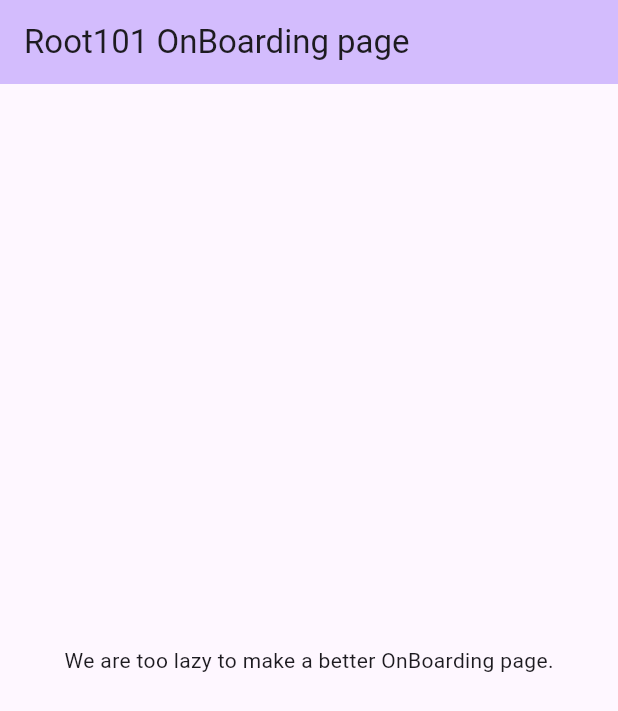
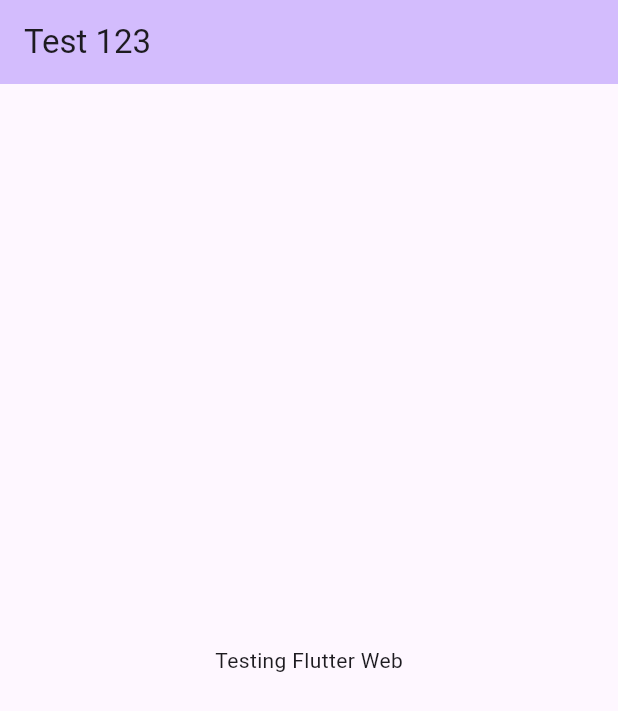
Before and after one commit to JesusHdez960717/flutter-web-test, a Flutter app: the screen it shows after launch, on a phone screen of 412 x 824 dp. Shown: the top 711 px of the screen. Run offline on Flutter 3.47's test engine with Material 3 defaults, Android fonts, the phone set to English and light mode, and no system bars.

Commit message:
Update project

```diff
--- a/lib/main.dart
+++ b/lib/main.dart
@@ -34,14 +34,14 @@
     return Scaffold(
       appBar: AppBar(
         backgroundColor: Theme.of(context).colorScheme.inversePrimary,
-        title: const Text('Root101 OnBoarding page'),
+        title: const Text('Test 123'),
       ),
       body: const Center(
         child: Column(
           mainAxisAlignment: MainAxisAlignment.center,
           children: <Widget>[
             Text(
-              'We are too lazy to make a better OnBoarding page.',
+              'Testing Flutter Web',
             ),
           ],
         ),
```
Also changed, not shown: pubspec.yaml (+4 -4 lines), 6 other files.
